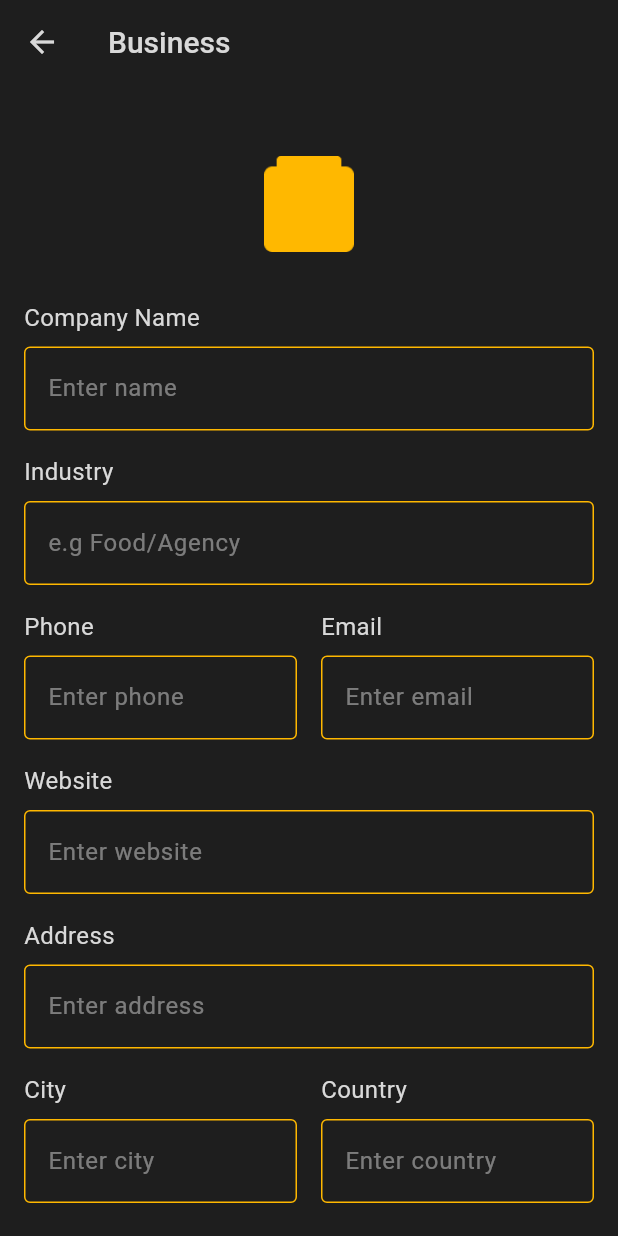
After one commit to GulayAdgzl/GenerateQr, a Flutter app: the BusinessQrPage screen opened directly, on a phone screen of 412 x 824 dp. The commit adds this screen. Run offline on Flutter 3.47's test engine with Material 3 defaults, Android fonts, the phone set to English and light mode, and no system bars; our stand-ins replace font_awesome_flutter, qr_flutter.

Commit message:
Add BusinessQrPage for generating business QR codes with user input fields

```diff
--- /dev/null
+++ b/generateqr/lib/view/businessqr/business_qr_page.dart
@@ -0,0 +1,314 @@
+import 'package:flutter/material.dart';
+import 'package:qr_flutter/qr_flutter.dart';
+
+class BusinessQrPage extends StatefulWidget {
+  const BusinessQrPage({super.key});
+
+  @override
+  State<BusinessQrPage> createState() => _BusinessQrPageState();
+}
+
+class _BusinessQrPageState extends State<BusinessQrPage> {
+  final TextEditingController _companyNameController = TextEditingController();
+  final TextEditingController _industryController = TextEditingController();
+  final TextEditingController _phoneController = TextEditingController();
+  final TextEditingController _emailController = TextEditingController();
+  final TextEditingController _websiteController = TextEditingController();
+  final TextEditingController _addressController = TextEditingController();
+  final TextEditingController _cityController = TextEditingController();
+  final TextEditingController _countryController = TextEditingController();
+  String? qrData;
+
+  @override
+  void dispose() {
+    _companyNameController.dispose();
+    _industryController.dispose();
+    _phoneController.dispose();
+    _emailController.dispose();
+    _websiteController.dispose();
+    _addressController.dispose();
+    _cityController.dispose();
+    _countryController.dispose();
+    super.dispose();
+  }
+
+  bool isValidEmail(String email) {
+    return RegExp(r'^[\w-\.]+@([\w-]+\.)+[\w-]{2,4}$').hasMatch(email);
+  }
+
+  bool isValidPhone(String phone) {
+    return RegExp(r'^\+?[\d\s-]{8,}$').hasMatch(phone);
+  }
+
+  void generateQrCode() {
+    final companyName = _companyNameController.text.trim();
+
+    if (companyName.isEmpty) {
+      ScaffoldMessenger.of(context).showSnackBar(
+        const SnackBar(content: Text('Please enter company name')),
+      );
+      return;
+    }
+
+    final email = _emailController.text.trim();
+    if (email.isNotEmpty && !isValidEmail(email)) {
+      ScaffoldMessenger.of(context).showSnackBar(
+        const SnackBar(content: Text('Please enter a valid email address')),
+      );
+      return;
+    }
+
+    final phone = _phoneController.text.trim();
+    if (phone.isNotEmpty && !isValidPhone(phone)) {
+      ScaffoldMessenger.of(context).showSnackBar(
+        const SnackBar(content: Text('Please enter a valid phone number')),
+      );
+      return;
+    }
+
+    // Format business card data
+    final businessData = '''BEGIN:VCARD
+VERSION:3.0
+ORG:$companyName
+${_industryController.text.isNotEmpty ? 'NOTE:Industry: ${_industryController.text}\n' : ''}${phone.isNotEmpty ? 'TEL:$phone\n' : ''}${email.isNotEmpty ? 'EMAIL:$email\n' : ''}${_websiteController.text.isNotEmpty ? 'URL:${_websiteController.text}\n' : ''}${_addressController.text.isNotEmpty ? 'ADR:;;${_addressController.text};${_cityController.text};;;${_countryController.text}\n' : ''}END:VCARD''';
+
+    setState(() {
+      qrData = businessData;
+    });
+  }
+
+  @override
+  Widget build(BuildContext context) {
+    return Scaffold(
+      backgroundColor: const Color(0xFF1E1E1E),
+      appBar: AppBar(
+        backgroundColor: Colors.transparent,
+        elevation: 0,
+        leading: IconButton(
+          icon: const Icon(
+            Icons.arrow_back,
+            color: Color(0xFFD9D9D9),
+          ),
+          onPressed: () => Navigator.pop(context),
+        ),
+        title: const Text(
+          'Business',
+          style: TextStyle(
+            color: Color(0xFFD9D9D9),
+            fontSize: 20,
+            fontWeight: FontWeight.w500,
+          ),
+        ),
+      ),
+      body: SingleChildScrollView(
+        child: Padding(
+          padding: const EdgeInsets.all(16.0),
+          child: Column(
+            crossAxisAlignment: CrossAxisAlignment.stretch,
+            children: [
+              // Business Icon
+              Container(
+                alignment: Alignment.center,
+                padding: const EdgeInsets.symmetric(vertical: 32),
+                child: Image.asset(
+                  'assets/images/business.png',
+                  width: 64,
+                  height: 64,
+                  color: const Color(0xFFFFB800),
+                ),
+              ),
+
+              // Company Name
+              const Text(
+                'Company Name',
+                style: TextStyle(
+                  color: Color(0xFFD9D9D9),
+                  fontSize: 16,
+                ),
+              ),
+              const SizedBox(height: 8),
+              _buildTextField(_companyNameController, 'Enter name'),
+              const SizedBox(height: 16),
+
+              // Industry
+              const Text(
+                'Industry',
+                style: TextStyle(
+                  color: Color(0xFFD9D9D9),
+                  fontSize: 16,
+                ),
+              ),
+              const SizedBox(height: 8),
+              _buildTextField(_industryController, 'e.g Food/Agency'),
+              const SizedBox(height: 16),
+
+              // Phone and Email Row
+              Row(
+                children: [
+                  Expanded(
+                    child: Column(
+                      crossAxisAlignment: CrossAxisAlignment.start,
+                      children: [
+                        const Text(
+                          'Phone',
+                          style: TextStyle(
+                            color: Color(0xFFD9D9D9),
+                            fontSize: 16,
+                          ),
+                        ),
+                        const SizedBox(height: 8),
+                        _buildTextField(_phoneController, 'Enter phone'),
+                      ],
+                    ),
+                  ),
+                  const SizedBox(width: 16),
+                  Expanded(
+                    child: Column(
+                      crossAxisAlignment: CrossAxisAlignment.start,
+                      children: [
+                        const Text(
+                          'Email',
+                          style: TextStyle(
+                            color: Color(0xFFD9D9D9),
+                            fontSize: 16,
+                          ),
+                        ),
+                        const SizedBox(height: 8),
+                        _buildTextField(_emailController, 'Enter email'),
+                      ],
+                    ),
+                  ),
+                ],
+              ),
+              const SizedBox(height: 16),
+
+              // Website
+              const Text(
+                'Website',
+                style: TextStyle(
+                  color: Color(0xFFD9D9D9),
+                  fontSize: 16,
+                ),
+              ),
+              const SizedBox(height: 8),
+              _buildTextField(_websiteController, 'Enter website'),
+              const SizedBox(height: 16),
+
+              // Address
+              const Text(
+                'Address',
+                style: TextStyle(
+                  color: Color(0xFFD9D9D9),
+                  fontSize: 16,
+                ),
+              ),
+              const SizedBox(height: 8),
+              _buildTextField(_addressController, 'Enter address'),
+              const SizedBox(height: 16),
+
+              // City and Country Row
+              Row(
+                children: [
+                  Expanded(
+                    child: Column(
+                      crossAxisAlignment: CrossAxisAlignment.start,
+                      children: [
+                        const Text(
+                          'City',
+                          style: TextStyle(
+                            color: Color(0xFFD9D9D9),
+                            fontSize: 16,
+                          ),
+                        ),
+                        const SizedBox(height: 8),
+                        _buildTextField(_cityController, 'Enter city'),
+                      ],
+                    ),
+                  ),
+                  const SizedBox(width: 16),
+                  Expanded(
+                    child: Column(
+                      crossAxisAlignment: CrossAxisAlignment.start,
+                      children: [
+                        const Text(
+                          'Country',
+                          style: TextStyle(
+                            color: Color(0xFFD9D9D9),
+                            fontSize: 16,
+                          ),
+                        ),
+                        const SizedBox(height: 8),
+                        _buildTextField(_countryController, 'Enter country'),
+                      ],
+                    ),
+                  ),
+                ],
+              ),
+              const SizedBox(height: 24),
+
+              // Generate Button
+              ElevatedButton(
+                onPressed: generateQrCode,
+                style: ElevatedButton.styleFrom(
+                  backgroundColor: const Color(0xFFFFB800),
+                  padding: const EdgeInsets.symmetric(vertical: 16),
+                  shape: RoundedRectangleBorder(
+                    borderRadius: BorderRadius.circular(8),
+                  ),
+                ),
+                child: const Text(
+                  'Generate QR Code',
+                  style: TextStyle(
+                    color: Colors.black,
+                    fontSize: 16,
+                    fontWeight: FontWeight.w500,
+                  ),
+                ),
+              ),
+
+              // QR Code Display
+              if (qrData != null && qrData!.isNotEmpty)
+                Padding(
+                  padding: const EdgeInsets.only(top: 32.0),
+                  child: QrImageView(
+                    data: qrData!,
+                    version: QrVersions.auto,
+                    size: 200,
+                    backgroundColor: Colors.white,
+                  ),
+                ),
+            ],
+          ),
+        ),
+      ),
+    );
+  }
+
+  Widget _buildTextField(
+    TextEditingController controller,
+    String hintText,
+  ) {
+    return TextField(
+      controller: controller,
+      style: const TextStyle(color: Color(0xFFD9D9D9)),
+      decoration: InputDecoration(
+        hintText: hintText,
+        hintStyle: TextStyle(
+          color: const Color(0xFFD9D9D9).withOpacity(0.5),
+        ),
+        enabledBorder: const OutlineInputBorder(
+          borderSide: BorderSide(
+            color: Color(0xFFFFB800),
+            width: 1,
+          ),
+        ),
+        focusedBorder: const OutlineInputBorder(
+          borderSide: BorderSide(
+            color: Color(0xFFFFB800),
+            width: 2,
+          ),
+        ),
+      ),
+    );
+  }
+}
--- a/generateqr/lib/view/generateqr/generate_qr_page.dart
+++ b/generateqr/lib/view/generateqr/generate_qr_page.dart
@@ -1,4 +1,5 @@
 import 'package:flutter/material.dart';
+import 'package:generateqr/view/businessqr/business_qr_page.dart';
 import 'package:generateqr/view/contactqr/contact_qr_page.dart';
 import 'package:generateqr/view/eventqr/event_qr_page.dart';
 import 'package:generateqr/view/textqr/text_qr_page.dart';
```
